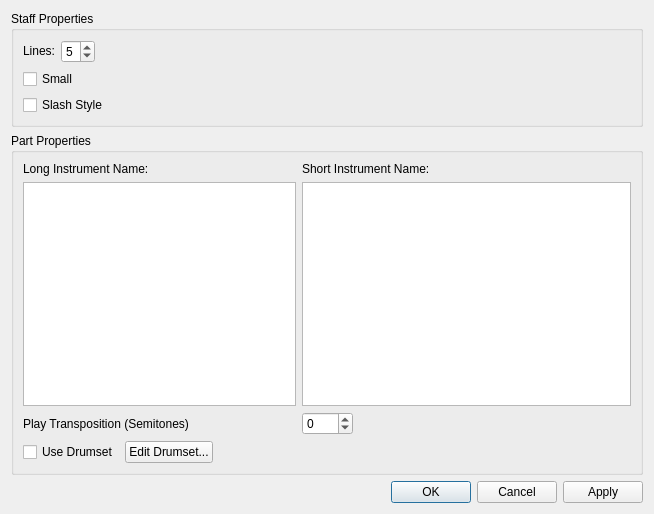
The window that mscore/mscore/editstaff.ui (musescore/musescore-old) describes before a commit, drawn with Qt 5.
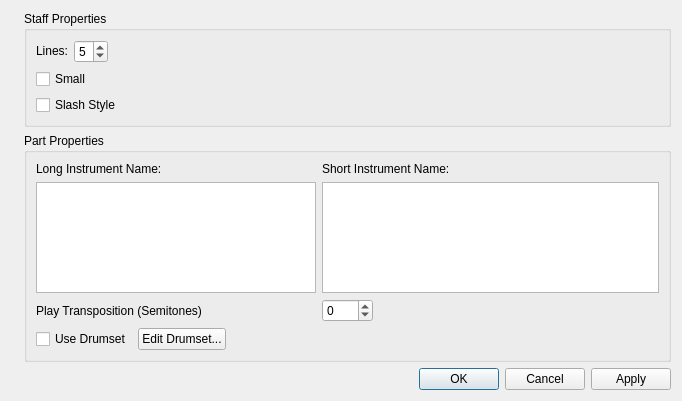
The same window after the commit. Icons and pictures are not drawn.

Diff of the .ui file:
```diff
--- a/mscore/mscore/editstaff.ui
+++ b/mscore/mscore/editstaff.ui
@@ -5,14 +5,34 @@
    <rect>
     <x>0</x>
     <y>0</y>
-    <width>654</width>
-    <height>514</height>
+    <width>682</width>
+    <height>401</height>
    </rect>
   </property>
   <property name="windowTitle" >
    <string>MuseScore: Edit Staff/Part Properties</string>
   </property>
-  <layout class="QVBoxLayout" >
+  <layout class="QVBoxLayout" name="verticalLayout_2" >
+   <item>
+    <layout class="QHBoxLayout" name="horizontalLayout" >
+     <item>
+      <widget class="QLabel" name="label_5" >
+       <property name="sizePolicy" >
+        <sizepolicy vsizetype="Ignored" hsizetype="Fixed" >
+         <horstretch>0</horstretch>
+         <verstretch>0</verstretch>
+        </sizepolicy>
+       </property>
+       <property name="text" >
+        <string/>
+       </property>
+       <property name="pixmap" >
+        <pixmap resource="mscore.qrc" >:/data/bg1.jpg</pixmap>
+       </property>
+      </widget>
+     </item>
+     <item>
+      <layout class="QVBoxLayout" name="verticalLayout" >
    <item>
     <widget class="QGroupBox" name="groupBox" >
      <property name="title" >
@@ -21,7 +41,7 @@
      <property name="flat" >
       <bool>true</bool>
      </property>
-     <layout class="QVBoxLayout" name="verticalLayout" >
+         <layout class="QVBoxLayout" name="verticalLayout_3" >
       <item>
        <layout class="QHBoxLayout" >
         <item>
@@ -43,7 +63,7 @@
         <item>
          <widget class="QSpinBox" name="lines" >
           <property name="sizePolicy" >
-           <sizepolicy vsizetype="Preferred" hsizetype="Minimum" >
+               <sizepolicy vsizetype="Fixed" hsizetype="Minimum" >
             <horstretch>0</horstretch>
             <verstretch>0</verstretch>
            </sizepolicy>
@@ -105,7 +125,7 @@
      <property name="flat" >
       <bool>true</bool>
      </property>
-     <layout class="QGridLayout" >
+         <layout class="QGridLayout" name="gridLayout" >
       <item row="0" column="0" >
        <widget class="QLabel" name="label_3" >
         <property name="text" >
@@ -230,6 +250,10 @@
     </widget>
    </item>
   </layout>
+     </item>
+    </layout>
+   </item>
+  </layout>
  </widget>
  <tabstops>
   <tabstop>lines</tabstop>
```
Left out of the diff: 4 changed lines with no effect on the pictures. Lines whose indentation alone changed are shown as unchanged.
